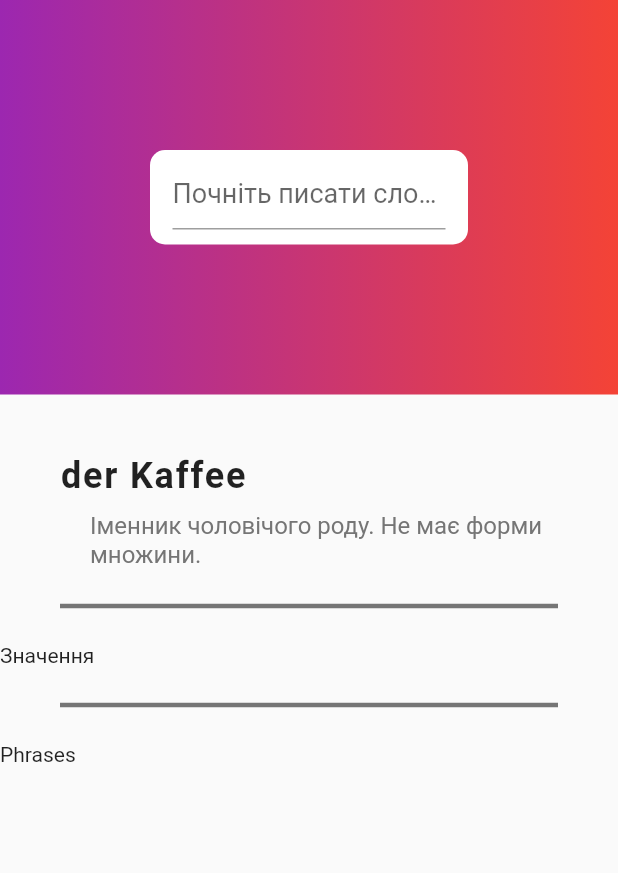
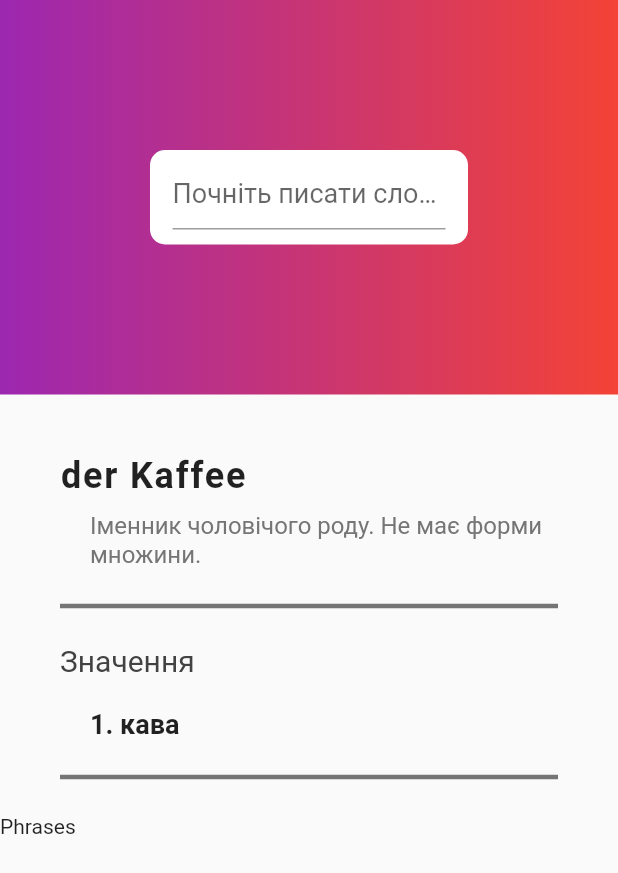
Before and after one commit to uaapps/sloper, a Flutter app: the screen it shows after launch, on a phone screen of 412 x 824 dp. Shown: the top 873 px of the screen. Run offline on Flutter 3.47's test engine with Material 2 defaults, Android fonts, the light colour scheme and no system bars.

Commit message:
add word tranlsations

```diff
--- a/lib/main.dart
+++ b/lib/main.dart
@@ -1,6 +1,7 @@
 import 'package:flutter/material.dart';
 import 'search_bar.dart';
 import 'word_description.dart';
+import 'word_translations.dart';
 
 void main() => runApp(MyApp());
 
@@ -24,7 +25,7 @@ class MyApp extends StatelessWidget {
               SearchBar(),
               WordDescription(),
               Divider(),
-              Text("Значення"),
+              WordTranslations(),
               Divider(),
               Text("Phrases"),
             ],
--- /dev/null
+++ b/lib/word_translations.dart
@@ -0,0 +1,35 @@
+import 'package:flutter/material.dart';
+
+class WordTranslations extends StatelessWidget {
+  @override
+  Widget build(BuildContext context) => Column(
+        mainAxisAlignment: MainAxisAlignment.start,
+        children: [
+          Row(
+            children: [
+              Container(
+                margin: EdgeInsets.fromLTRB(40.0, 0.0, 40.0, 0.0),
+                child: Text(
+                  "Значення",
+                  style: TextStyle(
+                    color: Colors.grey[800],
+                    fontSize: 20.0,
+                  ),
+                ),
+              ),
+            ],
+          ),
+          Container(
+            alignment: Alignment.topLeft,
+            child: Text(
+              "1. кава",
+              style: TextStyle(
+                fontSize: 18.0,
+                fontWeight: FontWeight.bold,
+              ),
+            ),
+            margin: EdgeInsets.fromLTRB(60.0, 20.0, 0.0, 0.0),
+          ),
+        ],
+      );
+}
```
